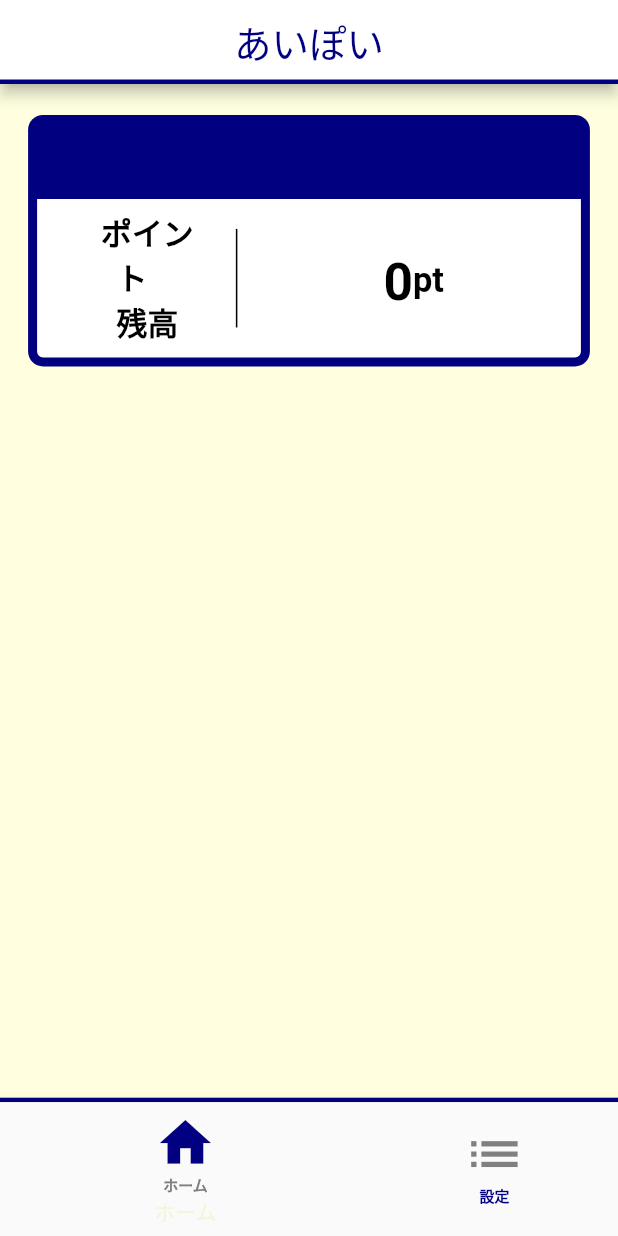
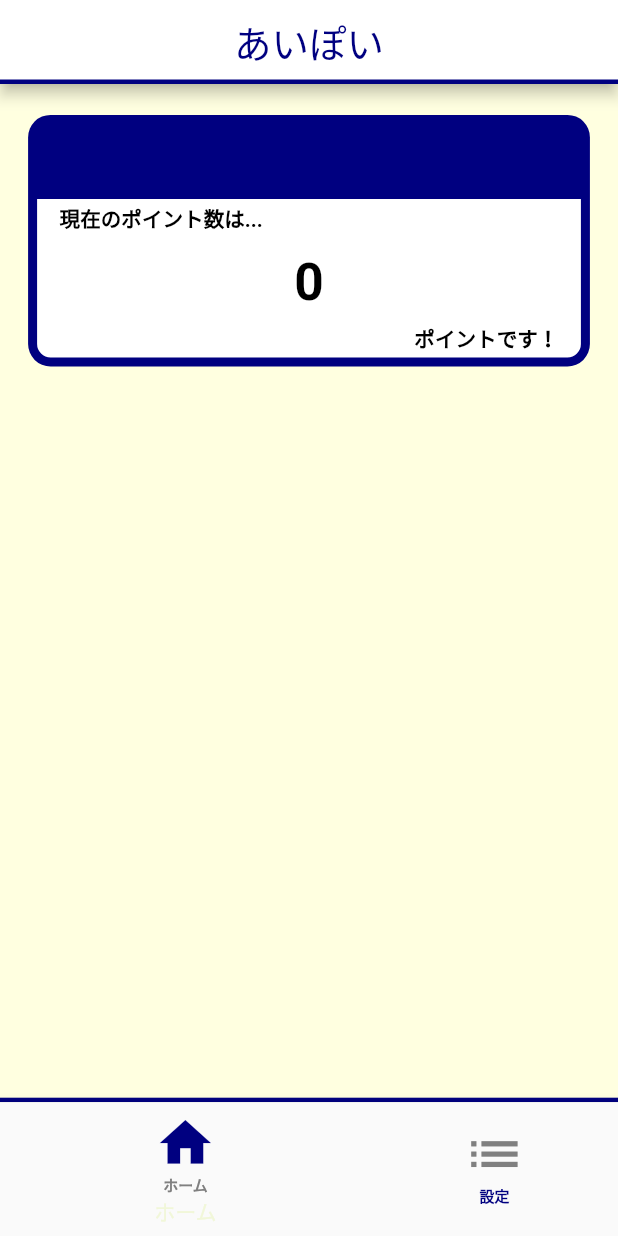
Before and after one commit to TajimaMiho/iken_point, a Flutter app: the screen it shows once a user with an empty profile is signed in, on a phone screen of 412 x 824 dp. Run offline on Flutter 3.47's test engine with Material 2 defaults, Android fonts, the phone set to English and light mode, and no system bars; our stand-ins replace cloud_firestore, firebase_auth, firebase_core, flutter_riverpod, flutter_svg, freezed_annotation and 1 more; missing offline and left inert: dart:html; accounts and stored records are empty; network calls fail.

Commit message:
上の部分完成!

```diff
--- a/lib/iken_coin.dart
+++ b/lib/iken_coin.dart
@@ -20,7 +20,7 @@ class IkenCoin extends StatelessWidget {
         //'/help': (BuildContext context) => HelpPage(),
         //'/help_detail': (BuildContext context) => HelpDetail(),
       },
-      title: 'なかのと',
+      title: 'あいぽい',
       theme: ThemeData(
         primarySwatch: Styles.primarySwatch,
         primaryColor: Styles.primaryColor,
--- a/lib/view/top/top_page.dart
+++ b/lib/view/top/top_page.dart
@@ -148,8 +148,8 @@ class TopPage extends ConsumerWidget {
       decoration: const BoxDecoration(
         color: Styles.primaryColor,
         borderRadius: BorderRadius.only(
-          topLeft: Radius.circular(10),
-          topRight: Radius.circular(10),
+          topLeft: Radius.circular(15),
+          topRight: Radius.circular(15),
         ),
       ),
       width: shortestSide / 1.1,
@@ -174,15 +174,49 @@ class TopPage extends ConsumerWidget {
           color: Styles.primaryColor,
         ),
         borderRadius: BorderRadius.only(
-          bottomLeft: Radius.circular(10),
-          bottomRight: Radius.circular(10),
+          bottomLeft: Radius.circular(15),
+          bottomRight: Radius.circular(15),
         ),
       ),
       width: shortestSide / 1.1,
       height: shortestSide / 3.5,
       child: Padding(
         padding: const EdgeInsets.symmetric(horizontal: 15.0),
-        child: Row(
+        child: Column(mainAxisAlignment: MainAxisAlignment.spaceAround,
+            //mainAxisAlignment: MainAxisAlignment.spaceBetween,
+            children: [
+              Container(
+                alignment: Alignment.centerLeft,
+                child: Text(
+                  '現在のポイント数は...',
+                  style: TextStyle(
+                      fontSize: shortestSide / 30,
+                      color: Styles.commonTextColor,
+                      fontWeight: FontWeight.bold),
+                ),
+              ),
+              Container(
+                alignment: Alignment.center,
+                child: Text(
+                  point.point.toString(),
+                  style: TextStyle(
+                      fontSize: shortestSide / 12,
+                      fontWeight: FontWeight.bold,
+                      color: Styles.commonTextColor),
+                ),
+              ),
+              Container(
+                alignment: Alignment.centerRight,
+                child: Text(
+                  'ポイントです！',
+                  style: TextStyle(
+                      fontSize: shortestSide / 30,
+                      fontWeight: FontWeight.bold,
+                      color: Styles.commonTextColor),
+                ),
+              )
+            ]),
+        /*child: Row(
           mainAxisAlignment: MainAxisAlignment.spaceAround,
           children: [
             Expanded(
@@ -227,7 +261,7 @@ class TopPage extends ConsumerWidget {
               ),
             ),
           ],
-        ),
+        ),*/
       ),
     );
   }
```
